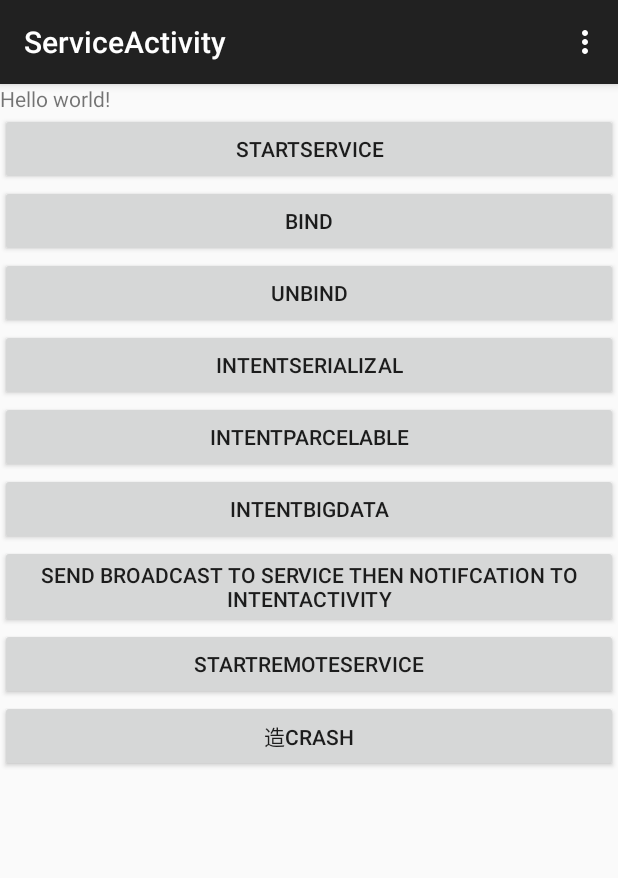
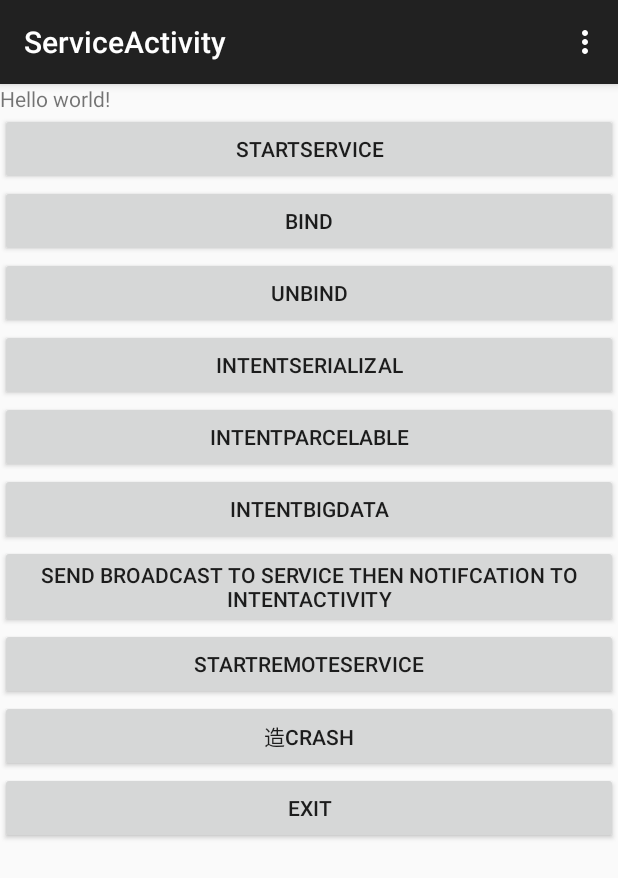
Before and after one commit to lirenlong/androidExam, an Android app: the LocalActivity screen opened directly, with no data from a screen before it, on a phone screen of 412 x 824 dp. Shown: the top 878 px of the screen. Run offline under Robolectric (Android 15) with nearby library versions, the phone set to English and light mode, and no system bars.

Commit message:
localActivity增加测试

```diff
--- a/app/src/main/res/layout/activity_local.xml
+++ b/app/src/main/res/layout/activity_local.xml
@@ -76,4 +76,10 @@
         android:onClick="onBtnClick"
         android:text="造crash" />
 
+    <Button
+        android:id="@+id/exitTest"
+        android:layout_width="fill_parent"
+        android:layout_height="wrap_content"
+        android:onClick="onBtnClick"
+        android:text="Exit" />
 </LinearLayout>
```
Also changed, not shown: app/src/main/java/org/roger/sample/androidexam/Exam7_Service/LocalActivity.java (+6 -1 lines).
